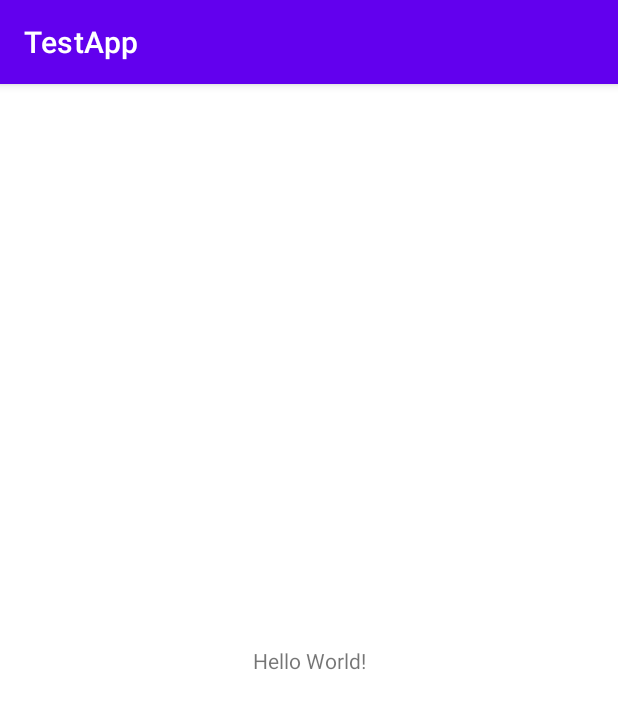
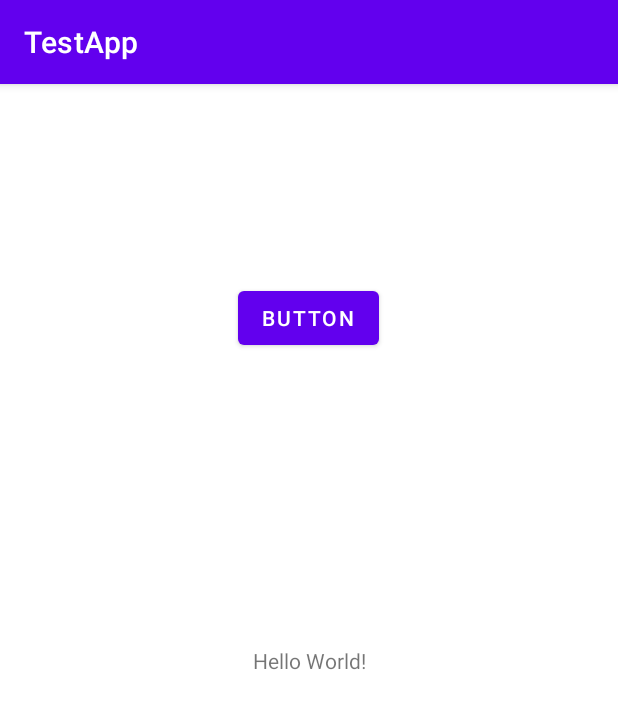
Before and after one commit to PiotrFormela0106/repo_android, an Android app: the screen it shows after launch (MainActivity), on a phone screen of 412 x 824 dp. Shown: the top 709 px of the screen. Run offline under Robolectric (Android 15) with nearby library versions, the phone set to English and light mode, and no system bars.

Commit message:
New button added

```diff
--- a/app/src/main/res/layout/activity_main.xml
+++ b/app/src/main/res/layout/activity_main.xml
@@ -26,4 +26,15 @@
         app:layout_constraintTop_toTopOf="parent"
         tools:srcCompat="@tools:sample/avatars" />
 
+    <Button
+        android:id="@+id/button"
+        android:layout_width="wrap_content"
+        android:layout_height="wrap_content"
+        android:layout_marginTop="60dp"
+        android:text="Button"
+        app:layout_constraintEnd_toEndOf="parent"
+        app:layout_constraintHorizontal_bias="0.498"
+        app:layout_constraintStart_toStartOf="parent"
+        app:layout_constraintTop_toBottomOf="@+id/imageView" />
+
 </androidx.constraintlayout.widget.ConstraintLayout>
```
